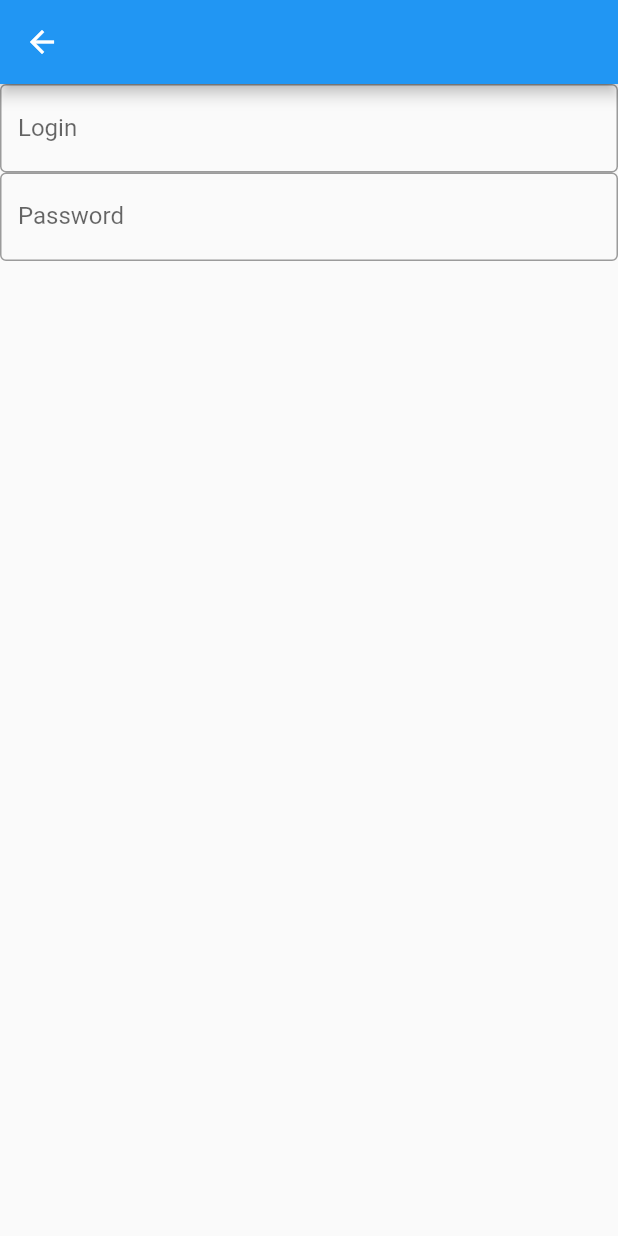
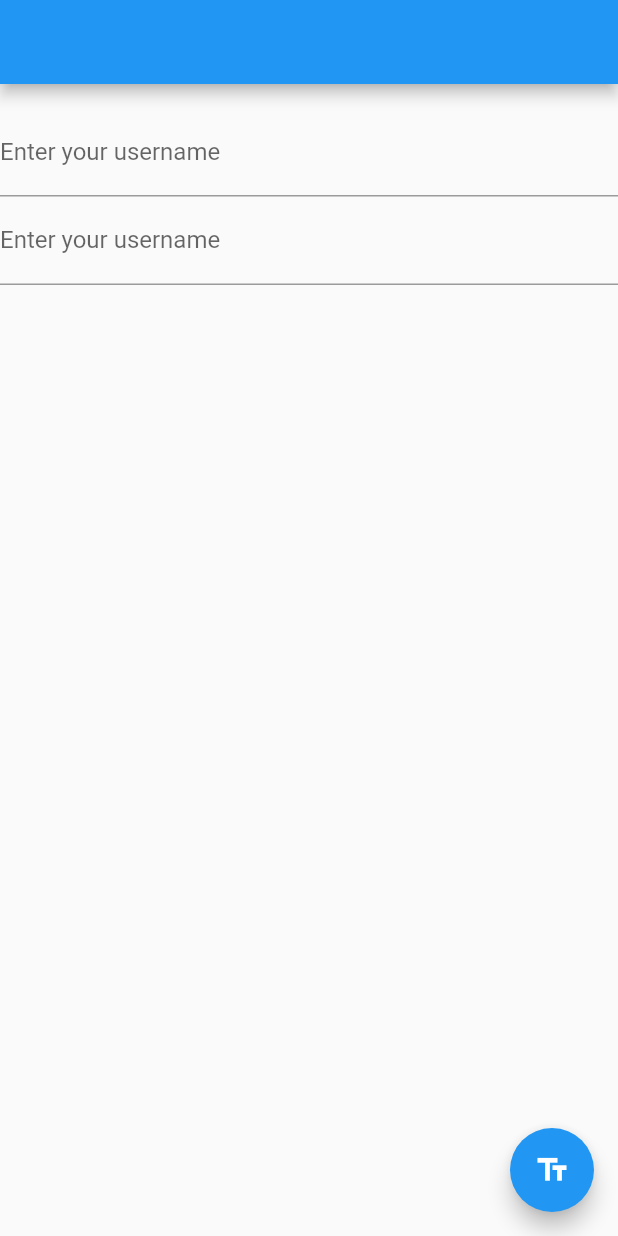
Before and after one commit to munhozfontana/t_truck_app, a Flutter app: the LoginPage screen opened directly, on a phone screen of 412 x 824 dp. Run offline on Flutter 3.47's test engine with Material 2 defaults, Android fonts, the phone set to English and light mode, and no system bars; our stand-ins replace cached_network_image, connectivity_plus, dartz, equatable, geocoding, geolocator and 3 more; missing offline and left inert: latlng, map.

Commit message:
adição de gerencia de estado

```diff
--- a/lib/features/presentation/controllers/login_controller.dart
+++ b/lib/features/presentation/controllers/login_controller.dart
@@ -1,15 +1,35 @@
-import 'package:flutter/cupertino.dart';
-import 'package:t_truck_app/core/params/params.dart';
+import 'dart:async';
+
+import 'package:rx_notifier/rx_notifier.dart';
 import 'package:t_truck_app/features/domain/use_cases/login/login_use_case.dart';
 
-class LoginController extends ChangeNotifier {
+enum Loading { START, STOP }
+
+class BaseState {
+  final loadingState = RxNotifier<Loading>(Loading.STOP);
+
+  void changeLoading(Loading loading) {
+    loadingState.value = loading;
+  }
+}
+
+class LoginController extends BaseState {
+  final loginField = RxNotifier<String>('');
+  final passwordField = RxNotifier<String>('');
+
   final LoginUseCase loginUseCase;
 
   LoginController({
     required this.loginUseCase,
   });
 
-  login() {
-    loginUseCase(Params());
+  void auth() {
+    changeLoading(Loading.START);
+    Timer(Duration(seconds: 5), () {
+      changeLoading(Loading.STOP);
+    });
+    // loginUseCase(Params(
+    //   credential: Credential(login: loginField.value, pass: loginField.value),
+    // ));
   }
 }
--- a/lib/features/presentation/pages/login_page.dart
+++ b/lib/features/presentation/pages/login_page.dart
@@ -1,31 +1,59 @@
 import 'package:flutter/cupertino.dart';
 import 'package:flutter/material.dart';
+import 'package:rx_notifier/rx_notifier.dart';
+import 'package:t_truck_app/features/presentation/controllers/login_controller.dart';
+import 'package:t_truck_app/injection_container.dart';
 
 class LoginPage extends StatelessWidget {
+  final controller = sl<LoginController>();
   @override
   Widget build(BuildContext context) {
     return Scaffold(
       appBar: AppBar(),
-      body: Container(
+      body: RxBuilder(
+        builder: (_) {
+          return Center(
             child: Column(
               children: [
-            TextField(
-              // controller: ,
+                Visibility(
+                  visible: controller.loadingState.value == Loading.START,
+                  child: CircularProgressIndicator(),
+                ),
+                Visibility(
+                  visible: controller.loadingState.value == Loading.STOP,
+                  child: Column(
+                    children: [
+                      Text(controller.loginField.value),
+                      TextFormField(
+                        onChanged: (value) {
+                          controller.loginField.value = value;
+                        },
                         decoration: InputDecoration(
-                border: OutlineInputBorder(),
-                labelText: 'Login',
+                            border: UnderlineInputBorder(),
+                            labelText: 'Enter your username'),
                       ),
+                      TextFormField(
+                        onChanged: (value) {
+                          controller.passwordField.value = value;
+                        },
+                        decoration: InputDecoration(
+                            border: UnderlineInputBorder(),
+                            labelText: 'Enter your username'),
                       ),
-            TextField(
-              // controller: ,
-              obscureText: true,
-              decoration: InputDecoration(
-                border: OutlineInputBorder(),
-                labelText: 'Password',
+                    ],
                   ),
                 )
               ],
             ),
+          );
+        },
+      ),
+      floatingActionButton: FloatingActionButton(
+        onPressed: () {
+          controller.auth();
+        },
+        tooltip: 'Show me the value!',
+        child: Icon(Icons.text_fields),
       ),
     );
   }
--- a/pubspec.yaml
+++ b/pubspec.yaml
@@ -39,6 +39,8 @@
   build_runner: ^2.0.1
   pedantic: ^1.11.0
   dartz: ^0.10.0-nullsafety.1
+  get_it: ^6.1.1
+  rx_notifier: ^1.1.0
 
 dev_dependencies:
   flutter_test:
```
Also changed, not shown: lib/features/data/external/apis/login_api.dart (+5 -6 lines), lib/injection_container.dart (added, +40 -0 lines), lib/main.dart (+5 -95 lines), pubspec.lock. Lines whose indentation alone changed are shown as unchanged.
